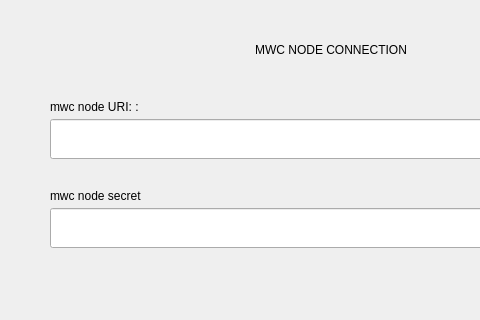
First picture: the form in dialogs/u_changenode.ui, repository 0xkobe/mwc-wallet, before the edit; both pictures show x 0 to 480 and y 0 to 320 of the 662 by 402 pixel window.
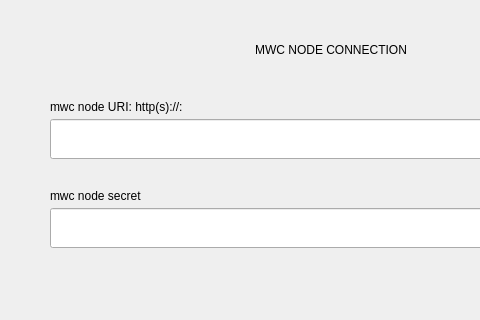
Second picture: the form after the edit. Custom widgets are drawn as their Qt base class.

What changed in the file:
```diff
--- a/dialogs/u_changenode.ui
+++ b/dialogs/u_changenode.ui
@@ -68,7 +68,7 @@
         </size>
        </property>
        <property name="text">
-        <string>mwc node URI: &lt;host&gt;:&lt;port&gt;</string>
+        <string>mwc node URI: http(s)://&lt;host&gt;:&lt;port&gt;</string>
        </property>
       </widget>
      </item>
```
